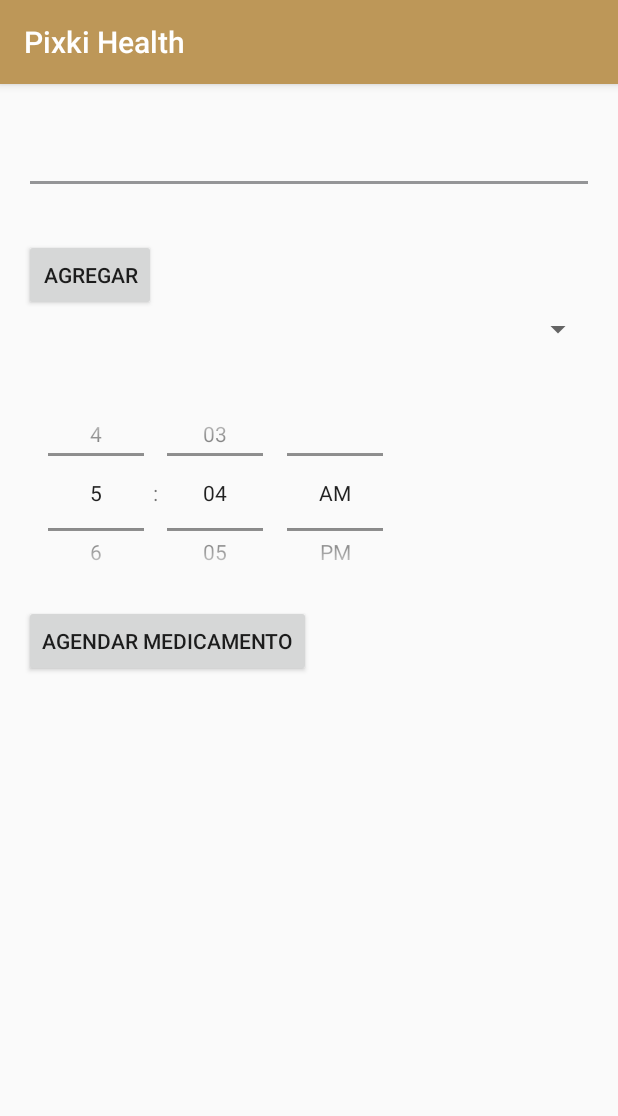
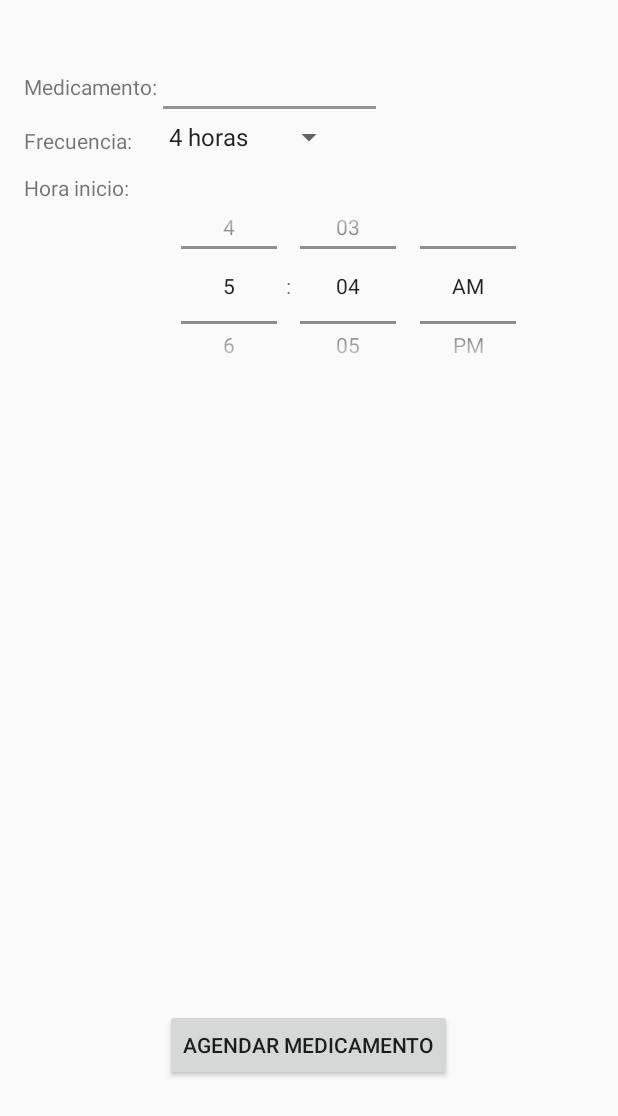
Before and after one commit to Priscy/AndroidTest, an Android app: the AgendarMedicamento screen opened directly, with no data from a screen before it, on a phone screen of 412 x 824 dp. Shown: the top 1116 px of the screen. Run offline under Robolectric (Android 15) with nearby library versions, the phone set to English and light mode, and no system bars.

Commit message:
Login and signup views done

```diff
--- a/app/src/main/java/com/example/priscila/bluetoothtest/controller/AgendarMedicamento.java
+++ b/app/src/main/java/com/example/priscila/bluetoothtest/controller/AgendarMedicamento.java
@@ -3,7 +3,11 @@
 import android.support.v7.app.AppCompatActivity;
 import android.os.Bundle;
 import android.util.Log;
+import android.view.View;
 import android.widget.ArrayAdapter;
+import android.widget.Button;
+import android.widget.Spinner;
+import android.widget.Toast;
 
 import com.example.priscila.bluetoothtest.R;
 import com.example.priscila.bluetoothtest.model.Medicina;
@@ -13,43 +17,58 @@
 public class AgendarMedicamento extends AppCompatActivity {
     DatabaseHelper dbHelper = new DatabaseHelper(this);
     CustomAutoCompleteView myAutoComplete;
-    ArrayAdapter<String> myAdapter;
+    ArrayAdapter<String> adapterMedicinas;
+    ArrayAdapter<CharSequence> adapterFrecuencia;
     String[] item = new String[] {"Please search..."};
+    Button addMed;
+    Spinner frecuencia;
+
 
     @Override
     protected void onCreate(Bundle savedInstanceState) {
         super.onCreate(savedInstanceState);
         setContentView(R.layout.activity_agendar_medicamento);
+        addMed= (Button)findViewById(R.id.addMedicamento);
+        frecuencia = (Spinner)findViewById(R.id.frecuencia_spinner);
+        adapterFrecuencia = ArrayAdapter.createFromResource(this,R.array.frecuencia_array, android.R.layout.simple_spinner_item);
+        adapterFrecuencia.setDropDownViewResource(android.R.layout.simple_spinner_dropdown_item);
+        frecuencia.setAdapter(adapterFrecuencia);
 
         myAutoComplete = (CustomAutoCompleteView) findViewById(R.id.myautocomplete);
-
-        dbHelper.createMedicine("Ibuprofeno");
-
-        // add the listener so it will tries to suggest while the user types
         myAutoComplete.addTextChangedListener(new CustomAutoCompleteTextChangedListener(this));
-
-        // set our adapter
-        myAdapter = new ArrayAdapter<String>(this, android.R.layout.simple_dropdown_item_1line, item);
-        myAutoComplete.setAdapter(myAdapter);
+        adapterMedicinas = new ArrayAdapter<String>(this, android.R.layout.simple_dropdown_item_1line, item);
+        myAutoComplete.setAdapter(adapterMedicinas);
     }
 
     public String[] getMedFromDb(String searchTerm){
-
         Log.d(Constants.TAG, searchTerm);
         // add items on the array dynamically
         List<Medicina> medicinas = dbHelper.getMedicinas(searchTerm);
         int rowCount = medicinas.size();
+        String[] item = new String[rowCount];
 
-        String[] item = new String[rowCount];
-        int x = 0;
+        if(rowCount == 0){
+            addMed.setVisibility(View.VISIBLE);
+        } else {
+            addMed.setVisibility(View.INVISIBLE);
+            int x = 0;
 
-        for (Medicina medicina : medicinas) {
+            for (Medicina medicina : medicinas) {
 
-            item[x] = medicina.getNombre();
-            x++;
+                item[x] = medicina.getNombre();
+                x++;
+            }
         }
+        return item;
+    }
 
-        return item;
+    public void agregarMedicina(View view){
+        dbHelper.createMedicine(myAutoComplete.getText().toString());
+        Toast toast = Toast.makeText(this, "Medicamento " + myAutoComplete.getText().toString() + " agregado", Toast.LENGTH_SHORT);
+        toast.show();
+        addMed.setVisibility(View.INVISIBLE);
+
+
     }
 
 
--- a/app/src/main/res/layout/activity_agendar_medicamento.xml
+++ b/app/src/main/res/layout/activity_agendar_medicamento.xml
@@ -12,47 +12,73 @@
 
     <com.example.priscila.bluetoothtest.controller.CustomAutoCompleteView
         android:id="@+id/myautocomplete"
-        android:layout_width="fill_parent"
+        android:layout_width="150dp"
         android:layout_height="wrap_content"
-        android:layout_alignParentStart="true"
-        android:layout_below="@+id/section_label"
-        android:layout_marginTop="12dp"
+        android:layout_alignParentTop="true"
+        android:layout_marginTop="18dp"
+        android:layout_toEndOf="@+id/textView2"
         android:completionThreshold="1"></com.example.priscila.bluetoothtest.controller.CustomAutoCompleteView>
 
     <Spinner
-        android:id="@+id/frecuencia"
-        android:layout_width="match_parent"
+        android:id="@+id/frecuencia_spinner"
+        android:layout_width="wrap_content"
         android:layout_height="wrap_content"
-        android:layout_alignParentStart="true"
-        android:layout_below="@+id/addMedicamento" />
+        android:layout_alignStart="@+id/myautocomplete"
+        android:layout_below="@+id/myautocomplete" />
 
     <TimePicker
         android:id="@+id/timePicker"
         android:layout_width="wrap_content"
         android:layout_height="150dp"
-        android:layout_alignParentStart="true"
-        android:layout_below="@+id/addMedicamento"
-        android:layout_marginTop="46dp"
+        android:layout_alignStart="@+id/frecuencia_spinner"
+        android:layout_alignTop="@+id/textView4"
         android:timePickerMode="spinner" />
 
     <Button
         android:id="@+id/btnAgenda"
         android:layout_width="wrap_content"
         android:layout_height="wrap_content"
-        android:layout_alignStart="@+id/timePicker"
-        android:layout_below="@+id/timePicker"
-        android:text="Agendar Medicamento"
-        />
-
+        android:layout_alignParentBottom="true"
+        android:layout_centerHorizontal="true"
+        android:layout_marginBottom="87dp"
+        android:text="Agendar Medicamento" />
 
 
     <Button
         android:id="@+id/addMedicamento"
         android:layout_width="wrap_content"
         android:layout_height="wrap_content"
+        android:layout_alignBaseline="@+id/myautocomplete"
+        android:layout_alignParentEnd="true"
+        android:layout_alignRight="@id/myautocomplete"
+        android:onClick="agregarMedicina"
+        android:text="Agregar"
+        android:visibility="invisible" />
+
+    <TextView
+        android:id="@+id/textView2"
+        android:layout_width="wrap_content"
+        android:layout_height="wrap_content"
+        android:layout_alignBaseline="@+id/addMedicamento"
+        android:layout_alignBottom="@+id/addMedicamento"
         android:layout_alignParentStart="true"
-        android:layout_below="@+id/section_label"
-        android:layout_marginTop="87dp"
-        android:text="Agregar" />
+        android:text="Medicamento:" />
+
+    <TextView
+        android:id="@+id/textView3"
+        android:layout_width="wrap_content"
+        android:layout_height="wrap_content"
+        android:layout_alignBottom="@+id/frecuencia_spinner"
+        android:layout_alignParentStart="true"
+        android:text="Frecuencia:" />
+
+    <TextView
+        android:id="@+id/textView4"
+        android:layout_width="wrap_content"
+        android:layout_height="wrap_content"
+        android:layout_alignParentStart="true"
+        android:layout_below="@+id/textView3"
+        android:layout_marginTop="12dp"
+        android:text="Hora inicio:" />
 
 </RelativeLayout>
--- a/app/src/main/res/values/strings.xml
+++ b/app/src/main/res/values/strings.xml
@@ -23,4 +23,17 @@
         completions."
     </string>
     <string name="title_activity_agendar_medicamento">AgendarMedicamento</string>
+
+    <string-array name="frecuencia_array">
+        <item>4 horas</item>
+        <item>6 horas</item>
+        <item>8 horas</item>
+        <item>12 horas</item>
+        <item>24 horas</item>
+    </string-array>
+    <string name="title_activity_login"></string>
+
+    <!-- Strings related to login -->
+    <string name="prompt_email">Email</string>
+    <string name="prompt_password">Password (optional)</string>
 </resources>
```
Also changed, not shown: app/src/main/AndroidManifest.xml (+5 -3 lines), app/src/main/java/com/example/priscila/bluetoothtest/LoginActivity.java (added, +73 -0 lines), app/src/main/java/com/example/priscila/bluetoothtest/RegisterActivity.java (added, +59 -0 lines), app/src/main/java/com/example/priscila/bluetoothtest/controller/CustomAutoCompleteTextChangedListener.java (+3 -6 lines), app/src/main/res/drawable/border_button.xml (added, +16 -0 lines), app/src/main/res/drawable/input_background.xml (added, +7 -0 lines), app/src/main/res/layout/activity_login.xml (added, +91 -0 lines), app/src/main/res/layout/activity_register.xml (added, +205 -0 lines).
